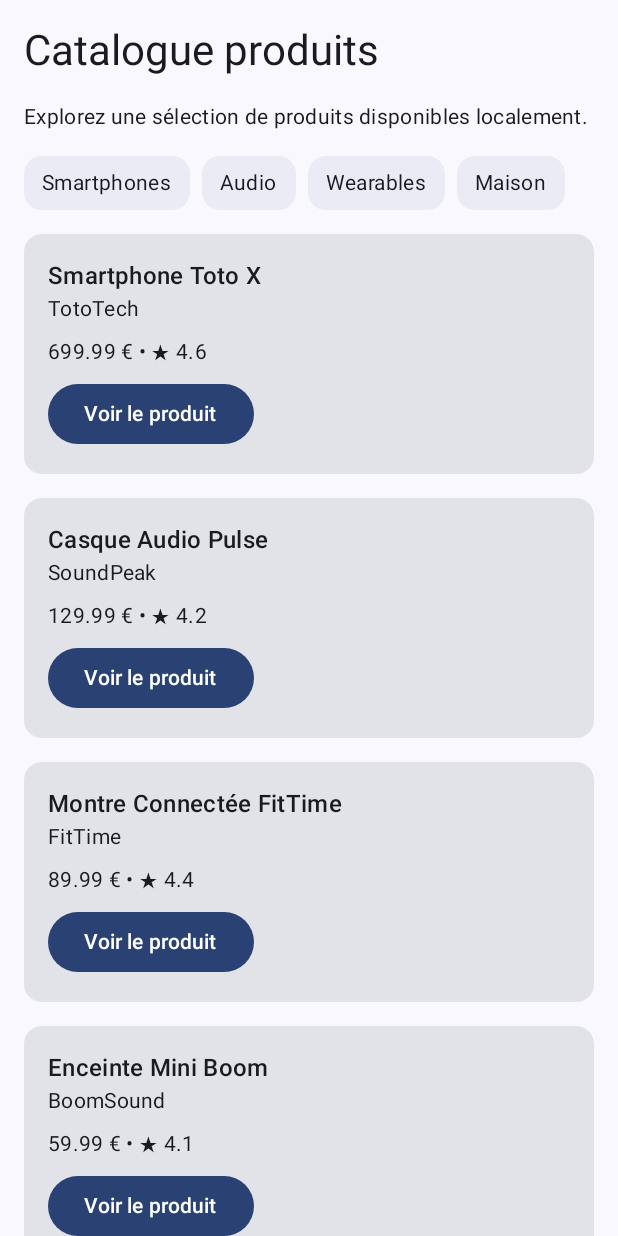
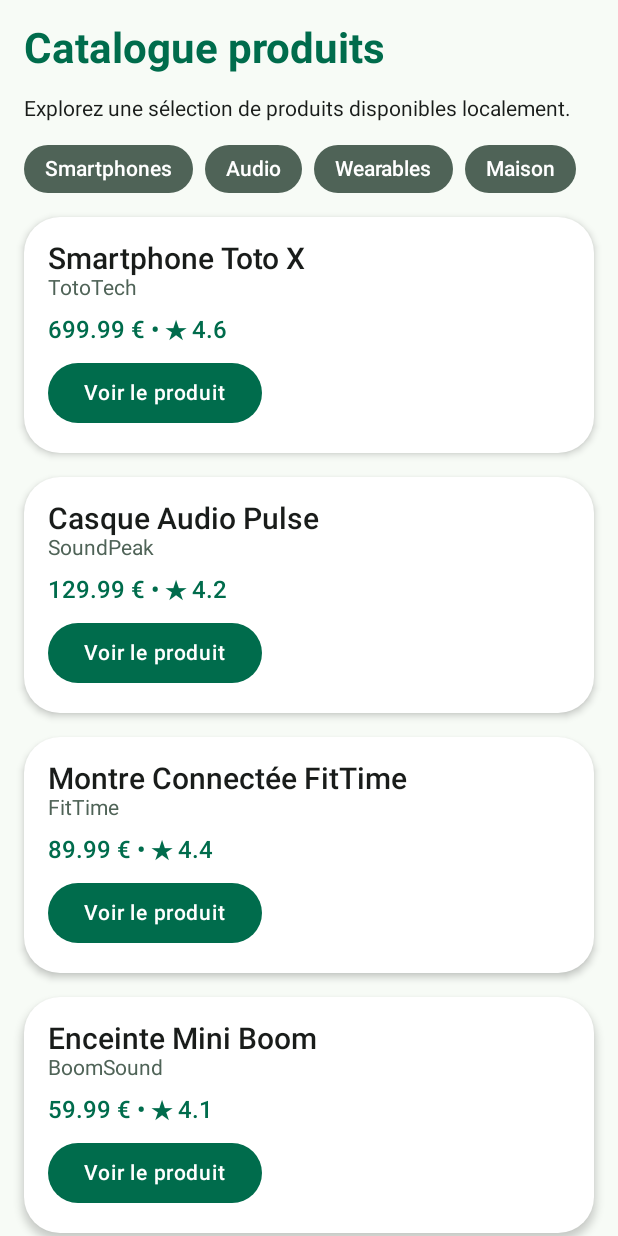
Before and after one commit to LiliSoli/ProductExplorer, an Android app built with Jetpack Compose: the screen it shows after launch (MainActivity), on a phone screen of 412 x 824 dp. Run offline under Robolectric (Android 15) with nearby library versions, the phone set to English and light mode, and no system bars.

Commit message:
feat: theme material & previews dark/light

```diff
--- a/app/src/main/java/com/example/productexplorer/MainActivity.kt
+++ b/app/src/main/java/com/example/productexplorer/MainActivity.kt
@@ -5,6 +5,7 @@ import androidx.activity.ComponentActivity
 import androidx.activity.compose.setContent
 import androidx.activity.enableEdgeToEdge
 import androidx.compose.foundation.Image
+import androidx.compose.foundation.background
 import androidx.compose.foundation.layout.Arrangement
 import androidx.compose.foundation.layout.Box
 import androidx.compose.foundation.layout.Column
@@ -35,6 +36,7 @@ import androidx.compose.ui.tooling.preview.Preview
 import androidx.compose.ui.unit.dp
 import com.example.productexplorer.ui.theme.ProductExplorerTheme
 import androidx.compose.foundation.lazy.items
+import androidx.compose.material3.CardDefaults
 
 class MainActivity : ComponentActivity() {
     override fun onCreate(savedInstanceState: Bundle?) {
@@ -488,13 +490,14 @@ fun CategoryChip(
 ) {
     Surface(
         modifier = modifier,
-        shape = MaterialTheme.shapes.medium,
-        tonalElevation = 2.dp
+        shape = MaterialTheme.shapes.extraLarge,
+        color = MaterialTheme.colorScheme.secondary,
+        contentColor = MaterialTheme.colorScheme.onPrimary
     ) {
         Text(
             text = label,
-            modifier = Modifier.padding(horizontal = 12.dp, vertical = 8.dp),
-            style = MaterialTheme.typography.bodyMedium
+            modifier = Modifier.padding(horizontal = 14.dp, vertical = 8.dp),
+            style = MaterialTheme.typography.labelLarge
         )
     }
 }
@@ -582,14 +585,17 @@ fun ProductCatalogScreen(
     modifier: Modifier = Modifier
 ) {
     LazyColumn(
-        modifier = modifier.fillMaxSize(),
+        modifier = modifier
+            .fillMaxSize()
+            .background(MaterialTheme.colorScheme.background),
         contentPadding = PaddingValues(16.dp),
         verticalArrangement = Arrangement.spacedBy(16.dp)
     ) {
         item {
             Text(
                 text = "Catalogue produits",
-                style = MaterialTheme.typography.headlineMedium
+                style = MaterialTheme.typography.headlineMedium,
+                color = MaterialTheme.colorScheme.primary
             )
         }
         item {
@@ -621,22 +627,34 @@ fun ProductListItem(
     onClick: () -> Unit,
     modifier: Modifier = Modifier
 ) {
-    Card(modifier = modifier.fillMaxWidth()) {
+    Card(
+        modifier = modifier.fillMaxWidth(),
+        shape = MaterialTheme.shapes.large,
+        colors = CardDefaults.cardColors(
+            containerColor = MaterialTheme.colorScheme.surface
+        ),
+        elevation = CardDefaults.cardElevation(
+            defaultElevation = 3.dp
+        )
+    ) {
         Column(
             modifier = Modifier.padding(16.dp)
         ) {
             Text(
                 text = product.title,
-                style = MaterialTheme.typography.titleMedium
+                style = MaterialTheme.typography.titleLarge,
+                color = MaterialTheme.colorScheme.onSurface
             )
             Text(
                 text = product.brand,
-                style = MaterialTheme.typography.bodyMedium
+                style = MaterialTheme.typography.bodyMedium,
+                color = MaterialTheme.colorScheme.secondary
             )
             Spacer(modifier = Modifier.height(8.dp))
             Text(
                 text = "${product.price} € • ★ ${product.rating}",
-                style = MaterialTheme.typography.bodyMedium
+                style = MaterialTheme.typography.titleMedium,
+                color = MaterialTheme.colorScheme.primary
             )
             Spacer(modifier = Modifier.height(8.dp))
             Button(onClick = onClick) {
@@ -689,3 +707,31 @@ fun ProductCatalogScreenPreview() {
         )
     }
 }
+
+@Preview(
+    showBackground = true,
+    name = "Catalogue - Dark Theme"
+)
+@Composable
+fun ProductCatalogScreenDarkPreview() {
+    ProductExplorerTheme(darkTheme = true) {
+        ProductCatalogScreen(
+            products = sampleProducts(),
+            onProductClick = {}
+        )
+    }
+}
+
+@Preview(
+    showBackground = true,
+    name = "Catalogue - Light Theme"
+)
+@Composable
+fun ProductCatalogScreenLightPreview() {
+    ProductExplorerTheme(darkTheme = false) {
+        ProductCatalogScreen(
+            products = sampleProducts(),
+            onProductClick = {}
+        )
+    }
+}
--- a/app/src/main/java/com/example/productexplorer/ui/theme/Theme.kt
+++ b/app/src/main/java/com/example/productexplorer/ui/theme/Theme.kt
@@ -3,24 +3,37 @@ package com.example.productexplorer.ui.theme
 import android.app.Activity
 import android.os.Build
 import androidx.compose.foundation.isSystemInDarkTheme
+import androidx.compose.foundation.shape.RoundedCornerShape
 import androidx.compose.material3.MaterialTheme
+import androidx.compose.material3.Shapes
 import androidx.compose.material3.darkColorScheme
 import androidx.compose.material3.dynamicDarkColorScheme
 import androidx.compose.material3.dynamicLightColorScheme
 import androidx.compose.material3.lightColorScheme
 import androidx.compose.runtime.Composable
+import androidx.compose.ui.graphics.Color
 import androidx.compose.ui.platform.LocalContext
+import androidx.compose.ui.unit.dp
 
 private val DarkColorScheme = darkColorScheme(
-    primary = Purple80,
-    secondary = PurpleGrey80,
-    tertiary = Pink80
+    primary = Color(0xFF7DDBB0),
+    onPrimary = Color(0xFF003826),
+    secondary = Color(0xFFB7CCBC),
+    background = Color(0xFF101411),
+    onBackground = Color(0xFFE0E4DF),
+    surface = Color(0xFF1C211D),
+    onSurface = Color(0xFFE0E4DF)
 )
 
 private val LightColorScheme = lightColorScheme(
-    primary = Purple40,
-    secondary = PurpleGrey40,
-    tertiary = Pink40
+    primary = Color(0xFF006C4C),
+    onPrimary = Color.White,
+    secondary = Color(0xFF4F6357),
+    background = Color(0xFFF7FBF6),
+    onBackground = Color(0xFF191C1A),
+    surface = Color(0xFFFFFFFF),
+    onSurface = Color(0xFF191C1A)
+)
 
 /* Other default colors to override
 background = Color(0xFFFFFBFE),
@@ -31,28 +44,28 @@ private val LightColorScheme = lightColorScheme(
 onBackground = Color(0xFF1C1B1F),
 onSurface = Color(0xFF1C1B1F),
 */
-)
 
 @Composable
 fun ProductExplorerTheme(
     darkTheme: Boolean = isSystemInDarkTheme(),
-    // Dynamic color is available on Android 12+
-    dynamicColor: Boolean = true,
     content: @Composable () -> Unit
 ) {
-    val colorScheme = when {
-        dynamicColor && Build.VERSION.SDK_INT >= Build.VERSION_CODES.S -> {
-            val context = LocalContext.current
-            if (darkTheme) dynamicDarkColorScheme(context) else dynamicLightColorScheme(context)
+    val colorScheme = if (darkTheme) {
+        DarkColorScheme
+    } else {
+        LightColorScheme
     }
-
-        darkTheme -> DarkColorScheme
-        else -> LightColorScheme
-    }
-
     MaterialTheme(
         colorScheme = colorScheme,
-        typography = Typography,
+        typography = ProductTypography,
+        shapes = ProductShapes,
         content = content
     )
 }
+
+private val ProductShapes = Shapes(
+    small = RoundedCornerShape(8.dp),
+    medium = RoundedCornerShape(16.dp),
+    large = RoundedCornerShape(24.dp),
+    extraLarge = RoundedCornerShape(32.dp)
+)
--- a/app/src/main/java/com/example/productexplorer/ui/theme/Type.kt
+++ b/app/src/main/java/com/example/productexplorer/ui/theme/Type.kt
@@ -15,20 +15,32 @@ val Typography = Typography(
         lineHeight = 24.sp,
         letterSpacing = 0.5.sp
     )
-    /* Other default text styles to override
+)
+
+val ProductTypography = Typography(
+    headlineMedium = TextStyle(
+        fontSize = 28.sp,
+        lineHeight = 34.sp,
+        fontWeight = FontWeight.Bold
+    ),
     titleLarge = TextStyle(
-        fontFamily = FontFamily.Default,
-        fontWeight = FontWeight.Normal,
-        fontSize = 22.sp,
-        lineHeight = 28.sp,
-        letterSpacing = 0.sp
+        fontSize = 20.sp,
+        lineHeight = 26.sp,
+        fontWeight = FontWeight.SemiBold
     ),
-    labelSmall = TextStyle(
-        fontFamily = FontFamily.Default,
-        fontWeight = FontWeight.Medium,
-        fontSize = 11.sp,
-        lineHeight = 16.sp,
-        letterSpacing = 0.5.sp
+    titleMedium = TextStyle(
+        fontSize = 16.sp,
+        lineHeight = 22.sp,
+        fontWeight = FontWeight.SemiBold
+    ),
+    bodyMedium = TextStyle(
+        fontSize = 14.sp,
+        lineHeight = 20.sp,
+        fontWeight = FontWeight.Normal
+    ),
+    labelLarge = TextStyle(
+        fontSize = 14.sp,
+        lineHeight = 18.sp,
+        fontWeight = FontWeight.Medium
     )
-    */
 )
```
Lines whose indentation alone changed are shown as unchanged.
